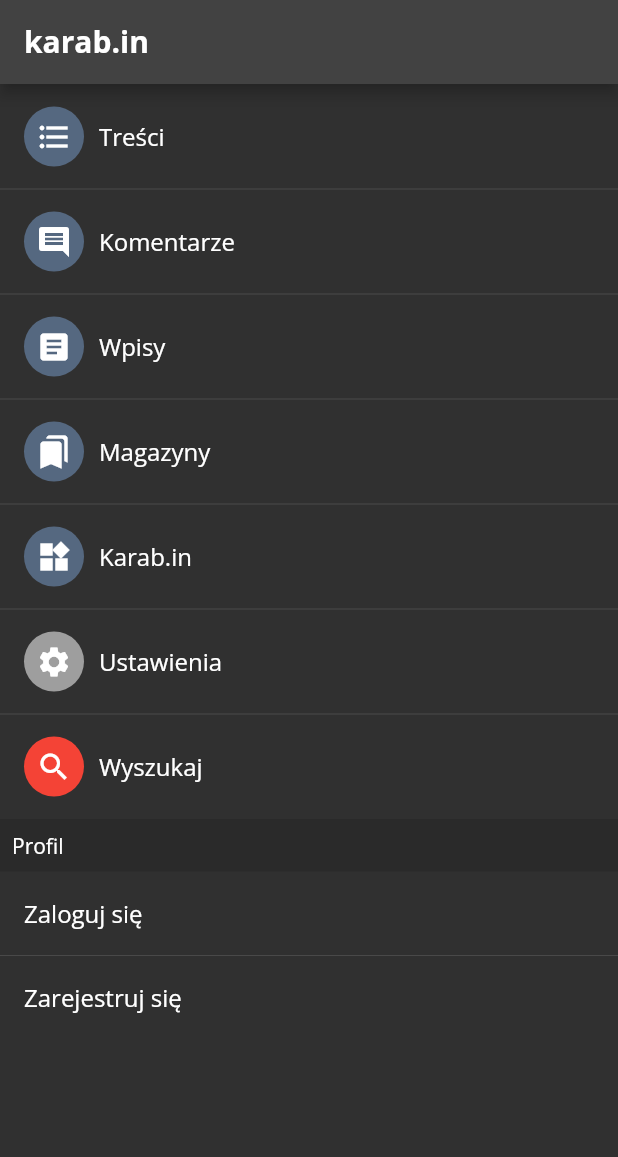
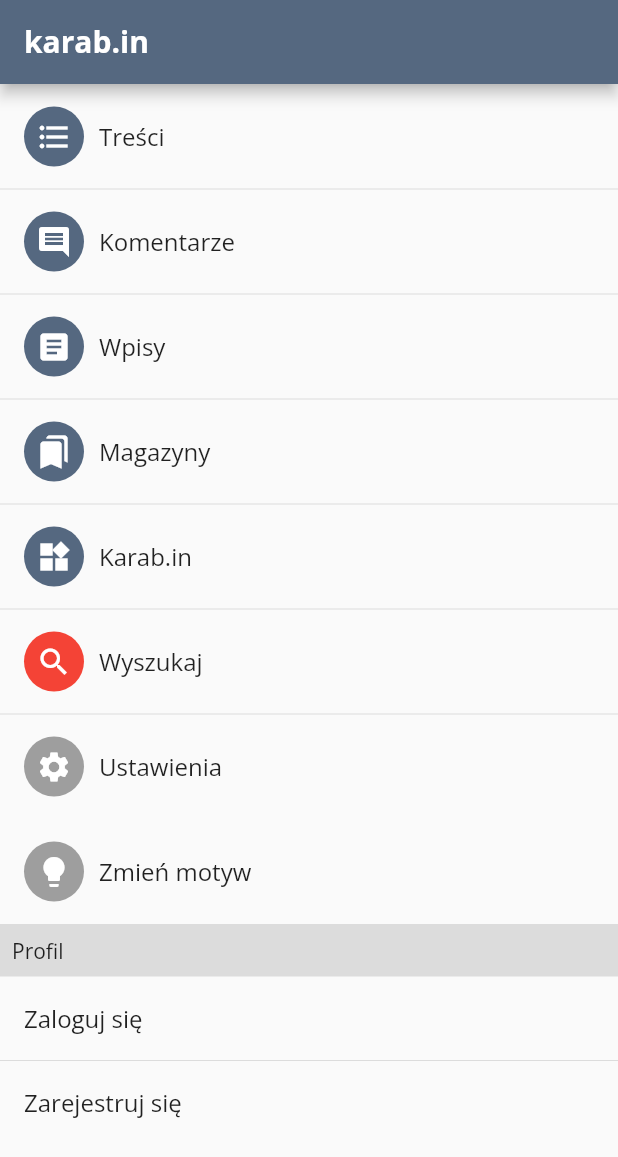
Before and after one commit to ernestwisniewski/kbin-mobile, a Flutter app: the screen it shows after launch, after a tap on "Treści", after a tap on the "menu" icon, on a phone screen of 412 x 824 dp. Shown: the top 1157 px of the screen. Run offline on Flutter 3.47's test engine with Material 2 defaults, Android fonts, the phone set to English and light mode, and no system bars; our stand-ins replace auto_route, badges, google_fonts, hexcolor, theme_provider, timeago; network calls fail.

Commit message:
Theme provider

```diff
--- a/lib/helpers/colors.dart
+++ b/lib/helpers/colors.dart
@@ -1,22 +1,28 @@
 import 'package:flutter/material.dart';
 import 'package:hexcolor/hexcolor.dart';
+import 'package:theme_provider/theme_provider.dart';
 
 class KbinColors {
   MaterialColor fromHex(String hex) {
-    Map<int, Color> color =
-    {
-      50:const Color.fromRGBO(136,14,79, .1),
-      100:const Color.fromRGBO(136,14,79, .2),
-      200:const Color.fromRGBO(136,14,79, .3),
-      300:const Color.fromRGBO(136,14,79, .4),
-      400:const Color.fromRGBO(136,14,79, .5),
-      500:const Color.fromRGBO(136, 14, 79, 0.6),
-      600:const Color.fromRGBO(136,14,79, .7),
-      700:const Color.fromRGBO(136,14,79, .8),
-      800:const Color.fromRGBO(136,14,79, .9),
-      900:const Color.fromRGBO(136,14,79, 1),
+    Map<int, Color> color = {
+      50: const Color.fromRGBO(136, 14, 79, .1),
+      100: const Color.fromRGBO(136, 14, 79, .2),
+      200: const Color.fromRGBO(136, 14, 79, .3),
+      300: const Color.fromRGBO(136, 14, 79, .4),
+      400: const Color.fromRGBO(136, 14, 79, .5),
+      500: const Color.fromRGBO(136, 14, 79, 0.6),
+      600: const Color.fromRGBO(136, 14, 79, .7),
+      700: const Color.fromRGBO(136, 14, 79, .8),
+      800: const Color.fromRGBO(136, 14, 79, .9),
+      900: const Color.fromRGBO(136, 14, 79, 1),
     };
 
     return MaterialColor(HexColor(hex).value, color);
   }
+
+  Color getEventBackground(BuildContext context) {
+    return ThemeProvider.controllerOf(context).theme.id == 'light_theme'
+        ? Colors.black.withOpacity(0.03)
+        : Colors.black.withOpacity(0.15);
+  }
 }
--- a/lib/main.dart
+++ b/lib/main.dart
@@ -2,6 +2,7 @@ import 'dart:io';
 import 'package:flutter/material.dart';
 import 'package:google_fonts/google_fonts.dart';
 import 'package:kbin_mobile/helpers/colors.dart';
+import 'package:theme_provider/theme_provider.dart';
 import 'package:kbin_mobile/routes/router.gr.dart';
 import 'package:timeago/timeago.dart' as timeago;
 
@@ -18,34 +19,51 @@ class MyApp extends StatelessWidget {
 
   @override
   Widget build(BuildContext context) {
-    return MaterialApp.router(
-        routerDelegate: _appRouter.delegate(),
-        routeInformationParser: _appRouter.defaultRouteParser(),
-        title: 'karab.in',
-        themeMode: ThemeMode.dark,
-        theme: ThemeData(
-          primaryColor: KbinColors().fromHex('556880'),
-          brightness: Brightness.light,
-          visualDensity: VisualDensity.adaptivePlatformDensity,
-          appBarTheme:
-              AppBarTheme(backgroundColor: KbinColors().fromHex('556880')),
-          // Shared
-          fontFamily: GoogleFonts.openSans().fontFamily,
-          textTheme: const TextTheme(subtitle1: TextStyle(fontWeight: FontWeight.w400)),
-        ),
-        darkTheme: ThemeData(
-          brightness: Brightness.dark,
-          fontFamily: GoogleFonts.openSans().fontFamily,
-          textTheme: const TextTheme(subtitle1: TextStyle(fontWeight: FontWeight.w400)),
+    return ThemeProvider(
+        themes: [
+          AppTheme(
+              id: "light_theme",
+              description: "Light Theme",
+              data: ThemeData(
+                primaryColor: KbinColors().fromHex('556880'),
+                brightness: Brightness.light,
+                visualDensity: VisualDensity.adaptivePlatformDensity,
+                appBarTheme: AppBarTheme(
+                    backgroundColor: KbinColors().fromHex('556880')),
+                // Shared
+                fontFamily: GoogleFonts.openSans().fontFamily,
+                textTheme: const TextTheme(
+                    subtitle1: TextStyle(fontWeight: FontWeight.w400)),
+              )),
+          AppTheme(
+              id: "dark_theme",
+              description: "Light Theme 2",
+              data: ThemeData(
+                brightness: Brightness.dark,
+                fontFamily: GoogleFonts.openSans().fontFamily,
+                textTheme: const TextTheme(
+                    subtitle1: TextStyle(fontWeight: FontWeight.w400)),
+              ))
+        ],
+        child: ThemeConsumer(
+          child: Builder(
+            builder: (themeContext) => MaterialApp.router(
+                routerDelegate: _appRouter.delegate(),
+                routeInformationParser: _appRouter.defaultRouteParser(),
+                title: 'karab.in',
+                themeMode: ThemeMode.dark,
+                theme: ThemeProvider.themeOf(themeContext).data),
+          ),
         ));
   }
 }
 
 // Local certs
-class MyHttpOverrides extends HttpOverrides{
+class MyHttpOverrides extends HttpOverrides {
   @override
-  HttpClient createHttpClient(SecurityContext? context){
+  HttpClient createHttpClient(SecurityContext? context) {
     return super.createHttpClient(context)
-      ..badCertificateCallback = (X509Certificate cert, String host, int port)=> true;
+      ..badCertificateCallback =
+          (X509Certificate cert, String host, int port) => true;
   }
 }
--- a/lib/repositories/api_provider.dart
+++ b/lib/repositories/api_provider.dart
@@ -1,5 +1,5 @@
 class ApiProvider {
   String getDomain() {
-    return 'dev.karab.in';
+    return 'karab.in';
   }
 }
--- a/lib/repositories/search_repository.dart
+++ b/lib/repositories/search_repository.dart
@@ -14,7 +14,6 @@ class SearchRepository {
 
     var response = await http.get(url);
 
-    print(url);
     if (response.statusCode == 200) {
       Map data = jsonDecode(response.body);
 
--- a/lib/screens/comments_screen.dart
+++ b/lib/screens/comments_screen.dart
@@ -1,5 +1,6 @@
 import 'package:flutter/material.dart';
 import 'package:auto_route/auto_route.dart';
+import 'package:kbin_mobile/helpers/colors.dart';
 import 'package:kbin_mobile/helpers/media.dart';
 import 'package:kbin_mobile/models/comment_collection_model.dart';
 import 'package:kbin_mobile/repositories/comments_repository.dart';
@@ -66,17 +67,16 @@ Widget buildCommentList(BuildContext context) {
   );
 }
 
-
-Widget buildItem(BuildContext context, CommentCollectionItem comment, int index) {
+Widget buildItem(
+    BuildContext context, CommentCollectionItem comment, int index) {
   return InkWell(
-    onTap: (){
-      context.router
-          .push(EntryRoute(id: comment.entry.id, magazine: comment.magazine.name));
+    onTap: () {
+      context.router.push(
+          EntryRoute(id: comment.entry.id, magazine: comment.magazine.name));
     },
     child: Container(
       color: index.isEven
-          // ? Colors.black.withOpacity(0.03)
-      ? Colors.black.withOpacity(0.15)
+          ? (KbinColors()).getEventBackground(context)
           : Colors.transparent,
       padding: const EdgeInsets.only(left: 15, right: 15, top: 30, bottom: 30),
       child: Column(
--- a/lib/screens/entries_screen.dart
+++ b/lib/screens/entries_screen.dart
@@ -1,5 +1,6 @@
 import 'package:flutter/material.dart';
 import 'package:auto_route/auto_route.dart';
+import 'package:kbin_mobile/helpers/colors.dart';
 import 'package:kbin_mobile/helpers/media.dart';
 import 'package:kbin_mobile/models/entry_collection_model.dart';
 import 'package:kbin_mobile/repositories/entries_repository.dart';
@@ -7,6 +8,7 @@ import 'package:kbin_mobile/routes/router.gr.dart';
 import 'package:kbin_mobile/widgets/app_bar_title.dart';
 import 'package:kbin_mobile/widgets/loading_full.dart';
 import 'package:kbin_mobile/widgets/meta_item.dart';
+import 'package:theme_provider/theme_provider.dart';
 
 class EntriesScreen extends StatelessWidget {
   const EntriesScreen({Key? key}) : super(key: key);
@@ -79,8 +81,7 @@ Widget buildItem(BuildContext context, EntryCollectionItem entry,
               padding: const EdgeInsets.only(
                   left: 15, right: 15, top: 20, bottom: 20),
               color: index.isEven
-                  // ? Colors.black.withOpacity(0.03)
-                  ? Colors.black.withOpacity(0.15)
+                  ? (KbinColors()).getEventBackground(context)
                   : Colors.transparent,
               child: Column(
                 children: [
--- a/lib/screens/entry_screen.dart
+++ b/lib/screens/entry_screen.dart
@@ -1,5 +1,6 @@
 import 'package:auto_route/auto_route.dart';
 import 'package:flutter/material.dart';
+import 'package:kbin_mobile/helpers/colors.dart';
 import 'package:kbin_mobile/helpers/media.dart';
 import 'package:kbin_mobile/models/entry_comment_collection_model.dart';
 import 'package:kbin_mobile/models/entry_item_model.dart';
@@ -100,7 +101,7 @@ Widget buildSliverList(BuildContext context, EntryItem entry) {
             children: [
               buildEntryCard(context, entry),
               buildActionButtons(entry),
-              buildUserInfo(entry),
+              buildUserInfo(context, entry),
               buildEntryInfo(entry),
               buildEntryCommentList(context, entry.id)
             ],
@@ -178,13 +179,12 @@ Widget buildActionButtons(EntryItem entry) {
   );
 }
 
-Widget buildUserInfo(EntryItem entry) {
+Widget buildUserInfo(BuildContext context, EntryItem entry) {
   return Padding(
     padding: const EdgeInsets.only(top: 15),
     child: Container(
       padding: const EdgeInsets.only(left: 15, right: 15, top: 30, bottom: 30),
-      color: Colors.black.withOpacity(0.15),
-      // color: Colors.black.withOpacity(0.03),
+      color: (KbinColors()).getEventBackground(context),
       child: Row(
         children: [
           Expanded(
--- a/lib/screens/magazines_screen.dart
+++ b/lib/screens/magazines_screen.dart
@@ -3,6 +3,7 @@ import 'package:auto_route/auto_route.dart';
 import 'package:auto_route/src/router/auto_router_x.dart';
 import 'package:badges/badges.dart';
 import 'package:flutter/material.dart';
+import 'package:kbin_mobile/helpers/colors.dart';
 import 'package:kbin_mobile/helpers/media.dart';
 import 'package:kbin_mobile/models/magazine_collection_model.dart';
 import 'package:kbin_mobile/repositories/magazines_repository.dart';
@@ -150,8 +151,7 @@ Widget _listTile(BuildContext context, String title, String value,
     PageRouteInfo route, int index) {
   return Container(
     color: index.isEven
-        // ? Colors.black.withOpacity(0.03)
-        ? Colors.black.withOpacity(0.15)
+        ? (KbinColors()).getEventBackground(context)
         : Colors.transparent,
     child: ListTile(
       onTap: () {
--- a/lib/screens/menu_screen.dart
+++ b/lib/screens/menu_screen.dart
@@ -3,6 +3,7 @@ import 'package:flutter/material.dart';
 import 'package:kbin_mobile/helpers/colors.dart';
 import 'package:kbin_mobile/routes/router.gr.dart';
 import 'package:kbin_mobile/widgets/app_bar_title.dart';
+import 'package:theme_provider/theme_provider.dart';
 
 class MenuScreen extends StatelessWidget {
   const MenuScreen({Key? key}) : super(key: key);
@@ -54,6 +55,33 @@ class MenuScreen extends StatelessWidget {
             separatorBuilder: (BuildContext context, int index) =>
                 const Divider(height: 0),
           ),
+          ListTile(
+            minVerticalPadding: 15,
+            title: Row(
+              children: [
+                Column(
+                    mainAxisAlignment: MainAxisAlignment.end,
+                    crossAxisAlignment: CrossAxisAlignment.start,
+                    children: [
+                      Container(
+                          height: 40.0,
+                          width: 40.0,
+                          decoration: const BoxDecoration(
+                              color: Colors.grey,
+                              shape: BoxShape.circle),
+                          child: const Icon(Icons.lightbulb, color: Colors.white)),
+                    ]),
+                const Padding(
+                  padding: EdgeInsets.only(left: 10),
+                  child: Text('Zmień motyw'),
+                ),
+              ],
+            ),
+            // subtitle: Text(main[index].subtitle ?? ''),
+            onTap: () {
+              ThemeProvider.controllerOf(context).nextTheme();
+            },
+          ),
           Container(
               color: Colors.black12,
               child: const Padding(
@@ -74,7 +102,7 @@ class MenuScreen extends StatelessWidget {
             },
             separatorBuilder: (BuildContext context, int index) =>
                 const Divider(height: 0),
-          ),
+          )
         ],
       ),
     );
@@ -90,10 +118,10 @@ class MenuItem {
 
   MenuItem(
       {required this.title,
-        this.subtitle,
-        required this.route,
-        this.icon,
-        this.iconContainerColor});
+      this.subtitle,
+      required this.route,
+      this.icon,
+      this.iconContainerColor});
 }
 
 class Menu {
@@ -120,7 +148,7 @@ class Menu {
         title: 'Magazyny',
         subtitle: 'Magazyny tematyczne',
         route: const MagazinesRoute(),
-        icon: const Icon(Icons.bookmarks , color: Colors.white),
+        icon: const Icon(Icons.bookmarks, color: Colors.white),
         iconContainerColor: KbinColors().fromHex('556880')),
     MenuItem(
         title: 'Karab.in',
@@ -129,22 +157,23 @@ class Menu {
         icon: const Icon(Icons.widgets, color: Colors.white),
         iconContainerColor: KbinColors().fromHex('556880')),
     MenuItem(
+        title: 'Wyszukaj',
+        subtitle: 'Znajdź w serwisie',
+        route: const SearchRoute(),
+        icon: const Icon(Icons.search, color: Colors.white),
+        iconContainerColor: Colors.red),
+    MenuItem(
         title: 'Ustawienia',
         subtitle: 'Ustawienia aplikacji',
         route: const MenuRoute(),
         icon: const Icon(Icons.settings, color: Colors.white),
         iconContainerColor: Colors.grey),
-    MenuItem(
-        title: 'Wyszukaj',
-        subtitle: 'Znajdź w serwisie',
-        route: const SearchRoute(),
-        icon: const Icon(Icons.search, color: Colors.white),
-        iconContainerColor: Colors.red),
+
   ];
 
   static List<MenuItem> profile = <MenuItem>[
-    MenuItem(title: 'Zaloguj się', route:  const MenuRoute()),
-    MenuItem(title: 'Zarejestruj się', route:  const MenuRoute())
+    MenuItem(title: 'Zaloguj się', route: const MenuRoute()),
+    MenuItem(title: 'Zarejestruj się', route: const MenuRoute())
   ];
 
   List<MenuItem> getMainEntries() {
--- a/lib/screens/post_screen.dart
+++ b/lib/screens/post_screen.dart
@@ -163,8 +163,7 @@ Widget buildReply(BuildContext context, ReplyCollectionItem reply, int index) {
     child: Container(
       decoration: BoxDecoration(
           color: index.isEven
-              ? Colors.black.withOpacity(0.03)
-          // ? Colors.black.withOpacity(0.15)
+              ? (KbinColors()).getEventBackground(context)
               : Colors.transparent,
           border: Border(
             left: BorderSide(width: 2, color: KbinColors().fromHex('#71ac53')),
--- a/pubspec.yaml
+++ b/pubspec.yaml
@@ -42,6 +42,8 @@ dependencies:
   google_fonts: ^2.1.0
   timeago: ^3.1.0
   badges: ^2.0.1
+  provider: ^6.0.1
+  theme_provider: ^0.5.0
 
 dev_dependencies:
   flutter_test:
```
Also changed, not shown: pubspec.lock. Lines whose indentation alone changed are shown as unchanged.
